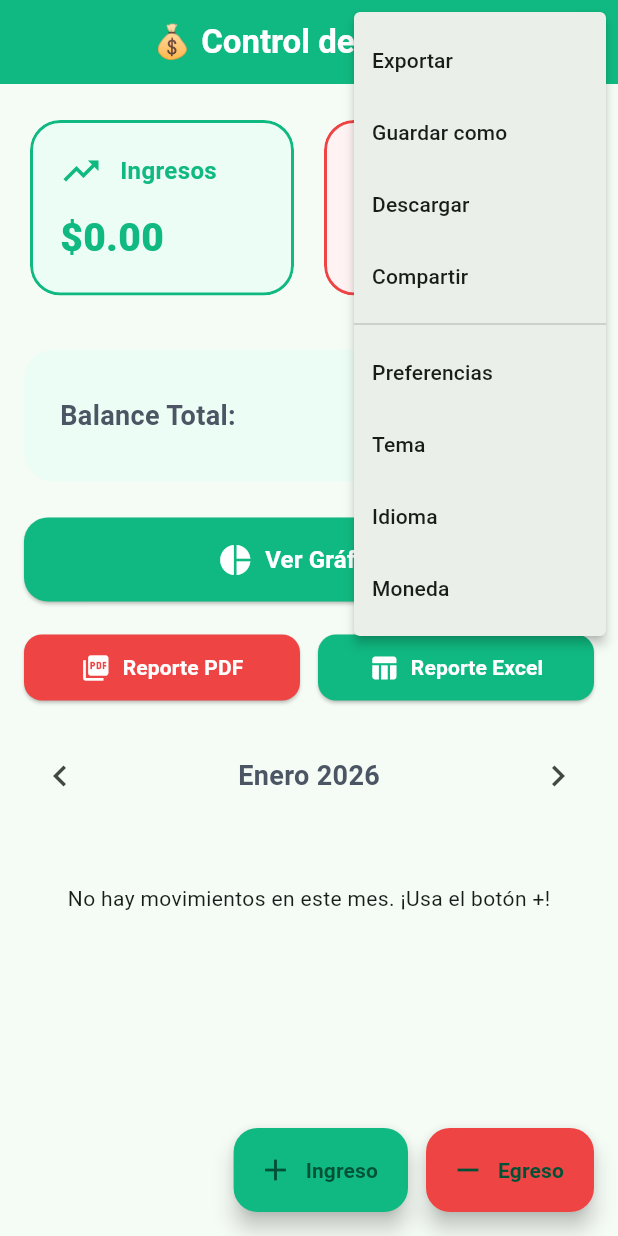
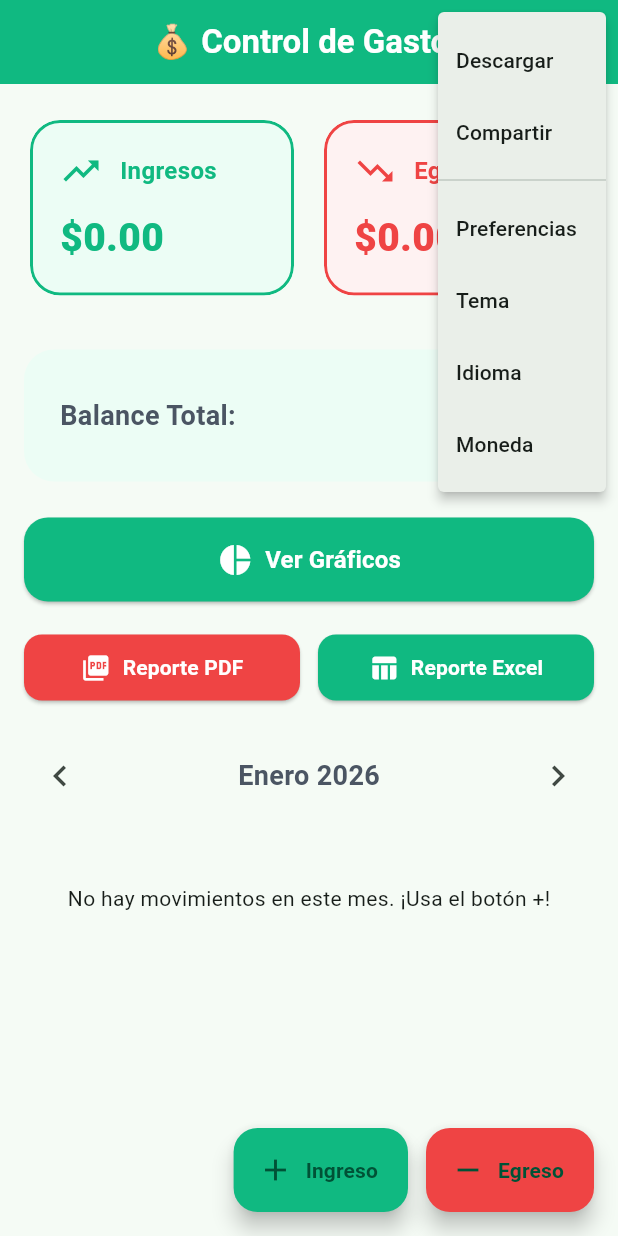
Before and after one commit to florenciaballonlp-create/Zentavo, a Flutter app: the screen it shows after launch, after a tap on the "more vert" icon, on a phone screen of 412 x 824 dp. Run offline on Flutter 3.47's test engine with Material 3 defaults, Android fonts, the phone set to English and light mode, and no system bars; our stand-ins replace file_picker, fl_chart, pdf, share_plus, shared_preferences; missing offline and left inert: excel.

Commit message:
refactor: eliminar opciones Exportar y Guardar como del menú principal

```diff
--- a/lib/main.dart
+++ b/lib/main.dart
@@ -1213,11 +1213,7 @@ class _HomePageState extends State<HomePage> {
           PopupMenuButton<String>(
             icon: const Icon(Icons.more_vert),
             onSelected: (value) async {
-              if (value == 'exportar') {
-                _showExportFormatDialog();
-              } else if (value == 'guardar') {
-                _showSaveAsDialog();
-              } else if (value == 'descargar') {
+              if (value == 'descargar') {
                 _showDownloadDialog();
               } else if (value == 'compartir') {
                 _showShareDialog();
@@ -1232,8 +1228,6 @@ class _HomePageState extends State<HomePage> {
               }
             },
             itemBuilder: (ctx) => [
-              const PopupMenuItem(value: 'exportar', child: Text('Exportar')),
-              const PopupMenuItem(value: 'guardar', child: Text('Guardar como')),
               const PopupMenuItem(value: 'descargar', child: Text('Descargar')),
               const PopupMenuItem(value: 'compartir', child: Text('Compartir')),
               const PopupMenuDivider(),
```
